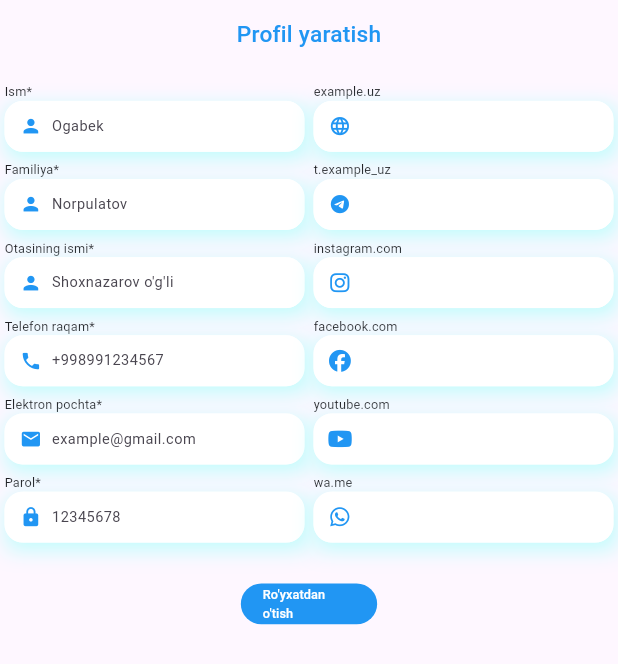
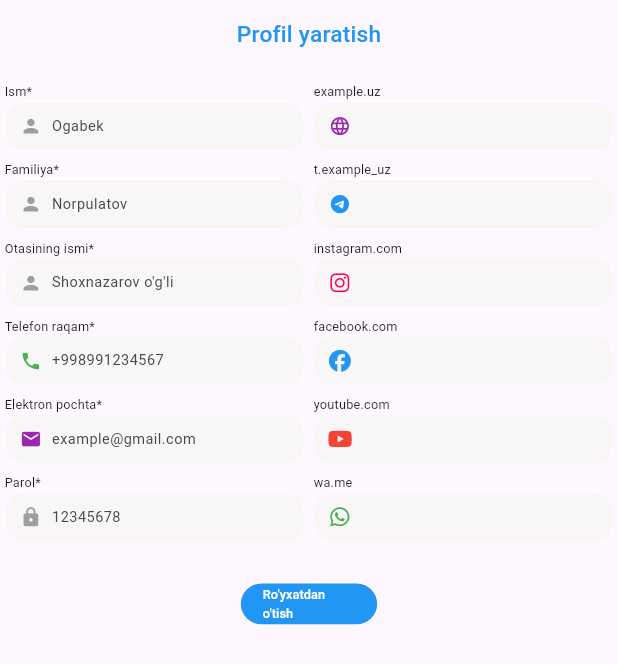
Before and after one commit to ogabek0909/catalogg, a Flutter app: the DesktopRegisterScreen screen opened directly, on a phone screen of 412 x 824 dp. Shown: the top 664 px of the screen. Run offline on Flutter 3.47's test engine with Material 2 defaults, Android fonts, the phone set to English and light mode, and no system bars; our stand-ins replace carousel_slider, font_awesome_flutter, go_router; missing offline and left inert: flutter_quill; network calls fail.

Commit message:
off shodow

```diff
--- a/lib/desktop/screens/desktop_register_screen.dart
+++ b/lib/desktop/screens/desktop_register_screen.dart
@@ -65,7 +65,7 @@ class _DesktopRegisterScreenState extends State<DesktopRegisterScreen> {
                               controller: usernameController,
                               hintText: 'Ism*',
                               perfixIcon:
-                                  Icon(Icons.person, color: Colors.blue),
+                                  Icon(Icons.person, color: Colors.grey),
                             ),
                             TextFieldForm(
                               helperText: "Norpulatov",
@@ -78,7 +78,7 @@ class _DesktopRegisterScreenState extends State<DesktopRegisterScreen> {
                               controller: surnameController,
                               hintText: 'Familiya*',
                               perfixIcon:
-                                  Icon(Icons.person, color: Colors.blue),
+                                  Icon(Icons.person, color: Colors.grey),
                             ),
                             TextFieldForm(
                               helperText: "Shoxnazarov o'g'li",
@@ -91,7 +91,7 @@ class _DesktopRegisterScreenState extends State<DesktopRegisterScreen> {
                               controller: familyNameController,
                               hintText: 'Otasining ismi*',
                               perfixIcon:
-                                  Icon(Icons.person, color: Colors.blue),
+                                  Icon(Icons.person, color: Colors.grey),
                             ),
                             TextFieldForm(
                               helperText: "+998991234567",
@@ -104,7 +104,7 @@ class _DesktopRegisterScreenState extends State<DesktopRegisterScreen> {
                               controller: phoneController,
                               hintText: 'Telefon raqam*',
                               perfixIcon:
-                                  Icon(Icons.local_phone, color: Colors.blue),
+                                  Icon(Icons.local_phone, color: Colors.green),
                             ),
                             TextFieldForm(
                               helperText: 'example@gmail.com',
@@ -116,7 +116,7 @@ class _DesktopRegisterScreenState extends State<DesktopRegisterScreen> {
                               },
                               controller: emailController,
                               hintText: 'Elektron pochta*',
-                              perfixIcon: Icon(Icons.email, color: Colors.blue),
+                              perfixIcon: Icon(Icons.email, color: Colors.purple),
                             ),
                             TextFieldForm(
                               helperText: '12345678',
@@ -128,7 +128,7 @@ class _DesktopRegisterScreenState extends State<DesktopRegisterScreen> {
                               },
                               controller: passwordController,
                               hintText: 'Parol*',
-                              perfixIcon: Icon(Icons.lock, color: Colors.blue),
+                              perfixIcon: Icon(Icons.lock, color: Colors.grey),
                             ),
                           ],
                         ),
@@ -139,7 +139,7 @@ class _DesktopRegisterScreenState extends State<DesktopRegisterScreen> {
                               controller: siteController,
                               hintText: 'example.uz',
                               perfixIcon:
-                                  Icon(Icons.language, color: Colors.blue),
+                                  Icon(Icons.language, color: Colors.purple),
                             ),
                             TextFieldForm(
                               controller: telegramController,
@@ -152,7 +152,7 @@ class _DesktopRegisterScreenState extends State<DesktopRegisterScreen> {
                               hintText: 'instagram.com',
                               perfixIcon: Icon(
                                 FontAwesomeIcons.instagram,
-                                color: Colors.blue,
+                                color: Color.fromARGB(255, 250, 4, 86),
                               ),
                             ),
                             TextFieldForm(
@@ -168,7 +168,7 @@ class _DesktopRegisterScreenState extends State<DesktopRegisterScreen> {
                               hintText: 'youtube.com',
                               perfixIcon: Icon(
                                 FontAwesomeIcons.youtube,
-                                color: Colors.blue,
+                                color: Colors.red,
                               ),
                             ),
                             TextFieldForm(
@@ -176,7 +176,7 @@ class _DesktopRegisterScreenState extends State<DesktopRegisterScreen> {
                               hintText: 'wa.me',
                               perfixIcon: Icon(
                                 FontAwesomeIcons.whatsapp,
-                                color: Colors.blue,
+                                color: Colors.green,
                               ),
                             ),
                           ],
--- a/lib/desktop/widgets/category_detail_widget.dart
+++ b/lib/desktop/widgets/category_detail_widget.dart
@@ -34,4 +34,5 @@ class CategoryDetailWidget extends StatelessWidget {
       ),
     );
   }
+
 }
--- a/lib/desktop/widgets/text_field.dart
+++ b/lib/desktop/widgets/text_field.dart
@@ -1,3 +1,5 @@
+// ignore_for_file: avoid_unnecessary_containers, prefer_const_constructors
+
 import 'package:flutter/material.dart';
 
 class TextFieldForm extends StatelessWidget {
@@ -27,21 +29,12 @@ class TextFieldForm extends StatelessWidget {
         children: [
           Text(hintText),
           Container(
-            decoration: const BoxDecoration(
-              boxShadow: [
-                BoxShadow(
-                  color: Color.fromRGBO(187, 253, 252, 1),
-                  blurRadius: 20,
-                  offset: Offset(3, 7),
-                ),
-              ],
-            ),
             child: TextFormField(
               validator: validator,
               keyboardType: inputType,
               decoration: InputDecoration(
                 filled: true,
-                fillColor: Colors.white,
+                fillColor: Color.fromARGB(255, 248, 246, 246),
                 hintText: helperText,
                 // label: Text(
                 //   hintText,
```
